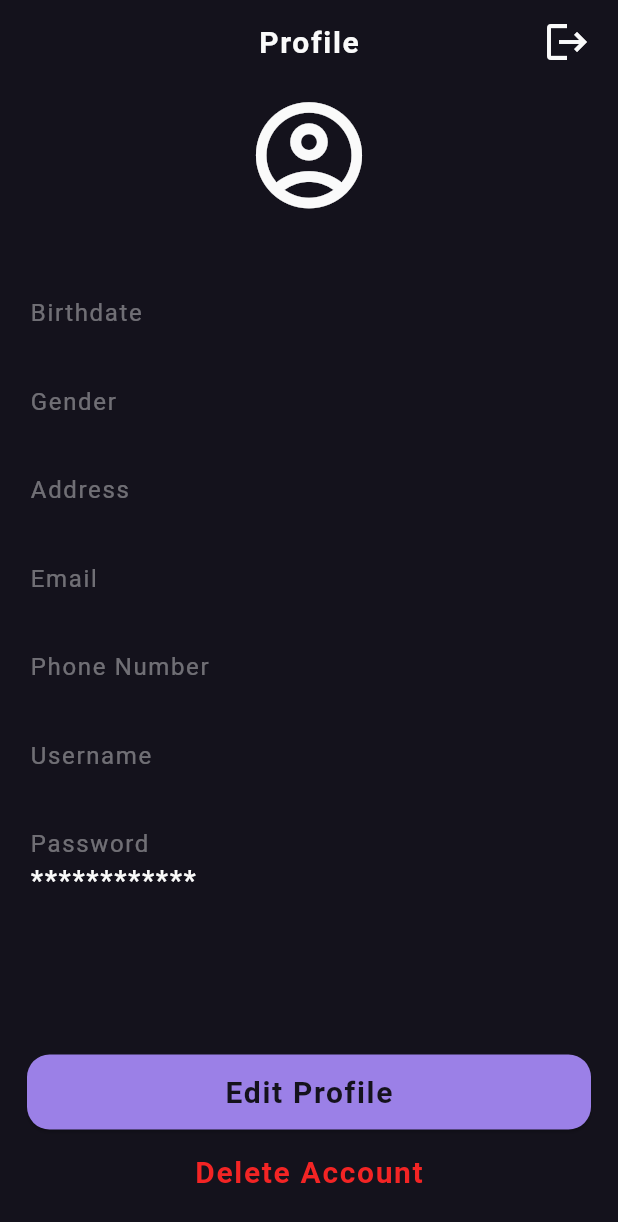
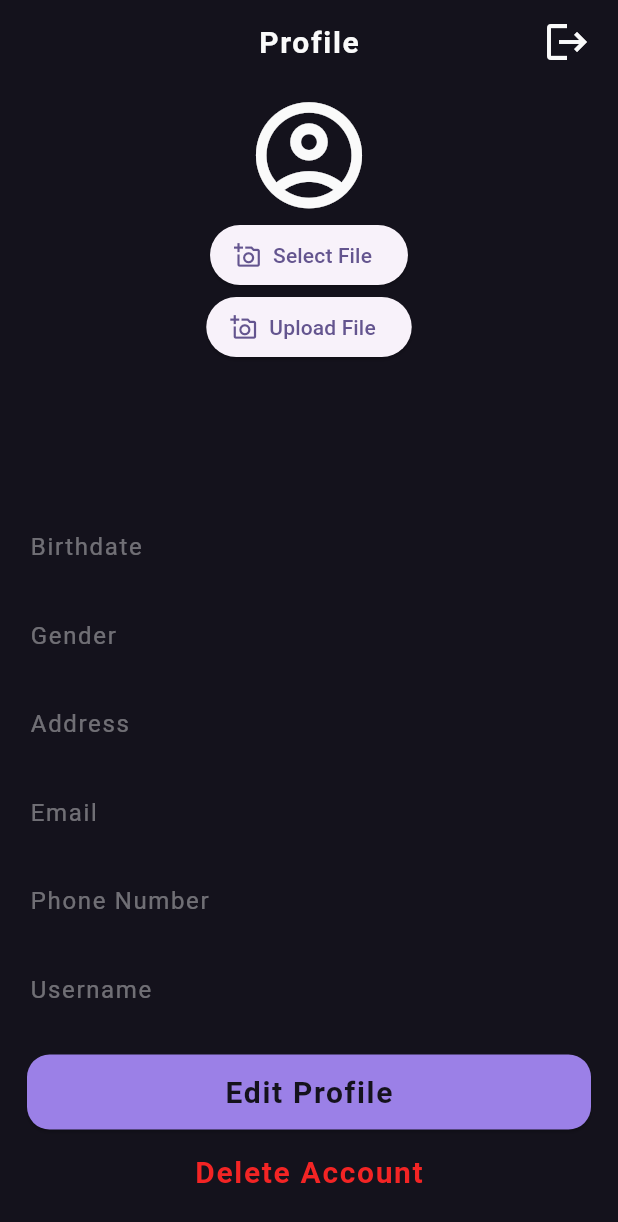
Before and after one commit to cjoyjoooy/ezmoney, a Flutter app: the AccountScreen screen opened directly, on a phone screen of 412 x 824 dp. Shown: the top 1222 px of the screen. Run offline on Flutter 3.47's test engine with Material 2 defaults, Android fonts, the phone set to English and light mode, and no system bars; our stand-ins replace animated_splash_screen, cloud_firestore, file_picker, firebase_auth, firebase_core, firebase_storage and 2 more; accounts and stored records are empty.

```diff
--- a/lib/accountscreen.dart
+++ b/lib/accountscreen.dart
@@ -1,6 +1,11 @@
+import 'dart:io';
+
 import 'package:cloud_firestore/cloud_firestore.dart';
 import 'package:ezmoney/models/buttonStyle.dart';
 import 'package:ezmoney/startpage.dart';
+import 'package:file_picker/file_picker.dart';
+import 'package:firebase_storage/firebase_storage.dart';
+import 'package:image_picker/image_picker.dart';
 import '/profileedit.dart';
 import 'package:firebase_auth/firebase_auth.dart';
 import 'package:flutter/material.dart';
@@ -38,6 +43,73 @@ class _AccountScreenState extends State<AccountScreen> {
 
         var userData = snapshot.data!.data() as Map<String, dynamic>;
 
+        PlatformFile? pickedFile;
+        UploadTask? uploadTask;
+
+        Future selectFile() async {
+          final result = await FilePicker.platform.pickFiles();
+          if (result == null) return;
+
+          setState(() {
+            pickedFile = result.files.first;
+          });
+        }
+
+        Future uploadFile() async {
+          if (pickedFile == null) {
+            // Handle the case where no file is selected
+            print('No file selected');
+            return;
+          }
+
+          final path = 'images/${pickedFile!.name}';
+          final file = File(pickedFile!.path!);
+
+          final ref = FirebaseStorage.instance.ref().child(path);
+          setState(() {
+            uploadTask = ref.putFile(file);
+          });
+
+          final snapshot = await uploadTask!.whenComplete(() {});
+
+          final urlDownload = await snapshot.ref.getDownloadURL();
+          print('Download Link: $urlDownload');
+
+          setState(() {
+            uploadTask = null;
+          });
+        }
+
+        Widget buildProgress() => StreamBuilder<TaskSnapshot>(
+            stream: uploadTask?.snapshotEvents,
+            builder: (context, snapshot) {
+              if (snapshot.hasData) {
+                final data = snapshot.data!;
+                double progress = data.bytesTransferred / data.totalBytes;
+
+                return SizedBox(
+                  height: 50,
+                  child: Stack(
+                    fit: StackFit.expand,
+                    children: [
+                      LinearProgressIndicator(
+                        value: progress,
+                        backgroundColor: Colors.grey,
+                        color: Colors.green,
+                      ),
+                      Center(
+                        child: Text('${(100 * progress).roundToDouble()}%'),
+                      )
+                    ],
+                  ),
+                );
+              } else {
+                return const SizedBox(
+                  height: 50,
+                );
+              }
+            });
+
         return Container(
           padding: const EdgeInsets.symmetric(horizontal: 20, vertical: 5),
           child: ListView(
@@ -50,6 +122,26 @@ class _AccountScreenState extends State<AccountScreen> {
                     size: 85,
                     color: Color.fromRGBO(250, 250, 250, 1),
                   ),
+                  ElevatedButton.icon(
+                    onPressed: () {
+                      selectFile();
+                    },
+                    icon: const Icon(Icons.add_a_photo_outlined),
+                    label: const Text(
+                      'Select File',
+                    ),
+                  ),
+                  ElevatedButton.icon(
+                    onPressed: () {
+                      uploadFile();
+                    },
+                    icon: const Icon(Icons.add_a_photo_outlined),
+                    label: const Text(
+                      'Upload File',
+                    ),
+                  ),
+                  const SizedBox(height: 10),
+                  buildProgress(),
                   Text(
                     '${userData['First Name']} ${userData['Last Name']}',
                     style: fontDefault(
```
